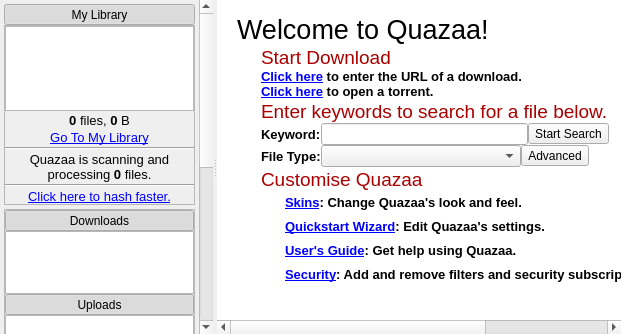
This is trunk/Quazaa/UI/widgethome.ui in c3c/quazaa as Qt 5 draws it before an edit. The edited form follows.
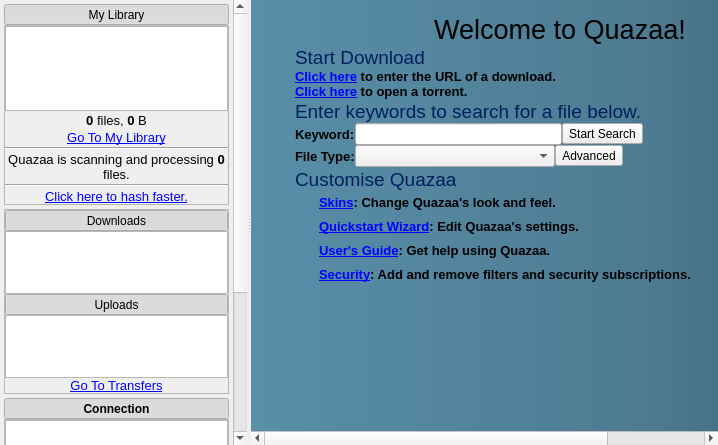
This is the edited form. Icons and pictures are not drawn.

Commit message: Made window maximized on first run work correctly. Modified home tab. Changed randomportselector because it wouldn't compile. Corrected forums link in Help menu.

Diff of the .ui file:
```diff
--- a/trunk/Quazaa/UI/widgethome.ui
+++ b/trunk/Quazaa/UI/widgethome.ui
@@ -6,8 +6,8 @@
    <rect>
     <x>0</x>
     <y>0</y>
-    <width>621</width>
-    <height>334</height>
+    <width>718</width>
+    <height>445</height>
    </rect>
   </property>
   <property name="windowTitle">
@@ -58,9 +58,9 @@
           <property name="geometry">
            <rect>
             <x>0</x>
-            <y>-366</y>
-            <width>190</width>
-            <height>700</height>
+            <y>0</y>
+            <width>243</width>
+            <height>691</height>
            </rect>
           </property>
           <layout class="QGridLayout" name="gridLayoutScrollAreaHomeSidebar">
@@ -628,12 +628,21 @@
           <property name="geometry">
            <rect>
             <x>0</x>
-            <y>0</y>
+            <y>-83</y>
             <width>672</width>
-            <height>504</height>
+            <height>511</height>
            </rect>
           </property>
-          <layout class="QGridLayout" name="gridLayout_5">
+          <property name="styleSheet">
+           <string notr="true">#frameHomeContents {
+	border-image: url(:/Resource/HomeBackground.png) repeat;
+	background-color: qlineargradient(spread:pad, x1:0, y1:0, x2:1, y2:0, stop:0 rgba(89, 143, 169, 255), stop:0.681818 rgba(77, 122, 145, 255), stop:1 rgba(59, 92, 109, 255));
+}</string>
+          </property>
+          <layout class="QVBoxLayout" name="verticalLayout_3">
+           <property name="spacing">
+            <number>0</number>
+           </property>
            <property name="leftMargin">
             <number>20</number>
            </property>
@@ -646,20 +655,23 @@
            <property name="bottomMargin">
             <number>9</number>
            </property>
-           <property name="spacing">
-            <number>0</number>
-           </property>
-           <item row="0" column="0">
+           <item>
             <widget class="QLabel" name="labelHomeLogo">
+             <property name="styleSheet">
+              <string notr="true">background-color: transparent;</string>
+             </property>
              <property name="text">
               <string/>
              </property>
              <property name="pixmap">
               <pixmap resource="../Resource.qrc">:/Resource/QuazaaLogo.png</pixmap>
              </property>
+             <property name="alignment">
+              <set>Qt::AlignCenter</set>
+             </property>
             </widget>
            </item>
-           <item row="1" column="0">
+           <item>
             <widget class="QLabel" name="labelQuazaaWelcome">
              <property name="font">
               <font>
@@ -668,12 +680,18 @@
                <bold>false</bold>
               </font>
              </property>
+             <property name="styleSheet">
+              <string notr="true">background-color: transparent;</string>
+             </property>
              <property name="text">
               <string>Welcome to Quazaa!</string>
              </property>
+             <property name="alignment">
+              <set>Qt::AlignCenter</set>
+             </property>
             </widget>
            </item>
-           <item row="2" column="0">
+           <item>
             <layout class="QGridLayout" name="gridLayoutWelcome">
              <item row="0" column="0">
               <widget class="QLabel" name="labelWelcomeDownloadLogo">
@@ -689,6 +707,9 @@
                  <height>24</height>
                 </size>
                </property>
+               <property name="styleSheet">
+                <string notr="true">background-color: transparent;</string>
+               </property>
                <property name="text">
                 <string/>
                </property>
@@ -708,7 +729,8 @@
                 </font>
                </property>
                <property name="styleSheet">
-                <string notr="true">color: rgb(170, 0, 0);</string>
+                <string notr="true">color: rgb(0, 31, 95);
+background-color: transparent;</string>
                </property>
                <property name="text">
                 <string>Start Download</string>
@@ -720,6 +742,9 @@
              </item>
              <item row="1" column="1" colspan="7">
               <widget class="QLabel" name="labelWelcomeURLDownloadLink">
+               <property name="styleSheet">
+                <string notr="true">background-color: transparent;</string>
+               </property>
                <property name="text">
                 <string>&lt;!DOCTYPE HTML PUBLIC &quot;-//W3C//DTD HTML 4.0//EN&quot; &quot;http://www.w3.org/TR/REC-html40/strict.dtd&quot;&gt;
 &lt;html&gt;&lt;head&gt;&lt;meta name=&quot;qrichtext&quot; content=&quot;1&quot; /&gt;&lt;style type=&quot;text/css&quot;&gt;
@@ -731,6 +756,9 @@
              </item>
              <item row="2" column="1" colspan="7">
               <widget class="QLabel" name="labelWelcomeOpenTorrentLink">
+               <property name="styleSheet">
+                <string notr="true">background-color: transparent;</string>
+               </property>
                <property name="text">
                 <string>&lt;!DOCTYPE HTML PUBLIC &quot;-//W3C//DTD HTML 4.0//EN&quot; &quot;http://www.w3.org/TR/REC-html40/strict.dtd&quot;&gt;
 &lt;html&gt;&lt;head&gt;&lt;meta name=&quot;qrichtext&quot; content=&quot;1&quot; /&gt;&lt;style type=&quot;text/css&quot;&gt;
@@ -748,7 +776,8 @@
                 </font>
                </property>
                <property name="styleSheet">
-                <string>color: rgb(170, 0, 0);</string>
+                <string notr="true">color: rgb(0, 31, 95);
+background-color: transparent;</string>
                </property>
                <property name="text">
                 <string>Enter keywords to search for a file below.</string>
@@ -769,6 +798,9 @@
                  <height>24</height>
                 </size>
                </property>
+               <property name="styleSheet">
+                <string notr="true">background-color: transparent;</string>
+               </property>
                <property name="text">
                 <string/>
                </property>
@@ -789,6 +821,9 @@
                  <bold>true</bold>
                 </font>
                </property>
+               <property name="styleSheet">
+                <string notr="true">background-color: transparent;</string>
+               </property>
                <property name="text">
                 <string>Keyword:</string>
                </property>
@@ -835,6 +870,9 @@
                  <bold>true</bold>
                 </font>
                </property>
+               <property name="styleSheet">
+                <string notr="true">background-color: transparent;</string>
+               </property>
                <property name="text">
                 <string>File Type:</string>
                </property>
@@ -881,6 +919,9 @@
                  <height>24</height>
                 </size>
                </property>
+               <property name="styleSheet">
+                <string notr="true">background-color: transparent;</string>
+               </property>
                <property name="text">
                 <string/>
                </property>
@@ -900,7 +941,8 @@
                 </font>
                </property>
                <property name="styleSheet">
-                <string>color: rgb(170, 0, 0);</string>
+                <string notr="true">color: rgb(0, 31, 95);
+background-color: transparent;</string>
                </property>
                <property name="text">
                 <string>Customise Quazaa</string>
@@ -923,6 +965,9 @@
                    <height>24</height>
                   </size>
                  </property>
+                 <property name="styleSheet">
+                  <string notr="true">background-color: transparent;</string>
+                 </property>
                  <property name="text">
                   <string/>
                  </property>
@@ -948,6 +993,9 @@
                    <height>24</height>
                   </size>
                  </property>
+                 <property name="styleSheet">
+                  <string notr="true">background-color: transparent;</string>
+                 </property>
                  <property name="text">
                   <string/>
                  </property>
@@ -973,6 +1021,9 @@
                    <height>24</height>
                   </size>
                  </property>
+                 <property name="styleSheet">
+                  <string notr="true">background-color: transparent;</string>
+                 </property>
                  <property name="text">
                   <string/>
                  </property>
@@ -998,6 +1049,9 @@
                    <height>24</height>
                   </size>
                  </property>
+                 <property name="styleSheet">
+                  <string notr="true">background-color: transparent;</string>
+                 </property>
                  <property name="text">
                   <string/>
                  </property>
@@ -1011,6 +1065,9 @@
                </item>
                <item row="0" column="1">
                 <widget class="QLabel" name="labelWelcomeSkinLink">
+                 <property name="styleSheet">
+                  <string notr="true">background-color: transparent;</string>
+                 </property>
                  <property name="text">
                   <string>&lt;!DOCTYPE HTML PUBLIC &quot;-//W3C//DTD HTML 4.0//EN&quot; &quot;http://www.w3.org/TR/REC-html40/strict.dtd&quot;&gt;
 &lt;html&gt;&lt;head&gt;&lt;meta name=&quot;qrichtext&quot; content=&quot;1&quot; /&gt;&lt;style type=&quot;text/css&quot;&gt;
@@ -1022,6 +1079,9 @@
                </item>
                <item row="1" column="1">
                 <widget class="QLabel" name="labelWelcomeWizardLink">
+                 <property name="styleSheet">
+                  <string notr="true">background-color: transparent;</string>
+                 </property>
                  <property name="text">
                   <string>&lt;!DOCTYPE HTML PUBLIC &quot;-//W3C//DTD HTML 4.0//EN&quot; &quot;http://www.w3.org/TR/REC-html40/strict.dtd&quot;&gt;
 &lt;html&gt;&lt;head&gt;&lt;meta name=&quot;qrichtext&quot; content=&quot;1&quot; /&gt;&lt;style type=&quot;text/css&quot;&gt;
@@ -1033,6 +1093,9 @@
                </item>
                <item row="2" column="1">
                 <widget class="QLabel" name="labelWelcomeUserGuideLink">
+                 <property name="styleSheet">
+                  <string notr="true">background-color: transparent;</string>
+                 </property>
                  <property name="text">
                   <string>&lt;!DOCTYPE HTML PUBLIC &quot;-//W3C//DTD HTML 4.0//EN&quot; &quot;http://www.w3.org/TR/REC-html40/strict.dtd&quot;&gt;
 &lt;html&gt;&lt;head&gt;&lt;meta name=&quot;qrichtext&quot; content=&quot;1&quot; /&gt;&lt;style type=&quot;text/css&quot;&gt;
@@ -1044,6 +1107,9 @@
                </item>
                <item row="3" column="1">
                 <widget class="QLabel" name="labelWelcomeSecurityLink">
+                 <property name="styleSheet">
+                  <string notr="true">background-color: transparent;</string>
+                 </property>
                  <property name="text">
                   <string>&lt;!DOCTYPE HTML PUBLIC &quot;-//W3C//DTD HTML 4.0//EN&quot; &quot;http://www.w3.org/TR/REC-html40/strict.dtd&quot;&gt;
 &lt;html&gt;&lt;head&gt;&lt;meta name=&quot;qrichtext&quot; content=&quot;1&quot; /&gt;&lt;style type=&quot;text/css&quot;&gt;
@@ -1057,7 +1123,7 @@
              </item>
             </layout>
            </item>
-           <item row="3" column="0">
+           <item>
             <spacer name="verticalSpacerHome">
              <property name="orientation">
               <enum>Qt::Vertical</enum>
```
The commit also changes 9 other files.
